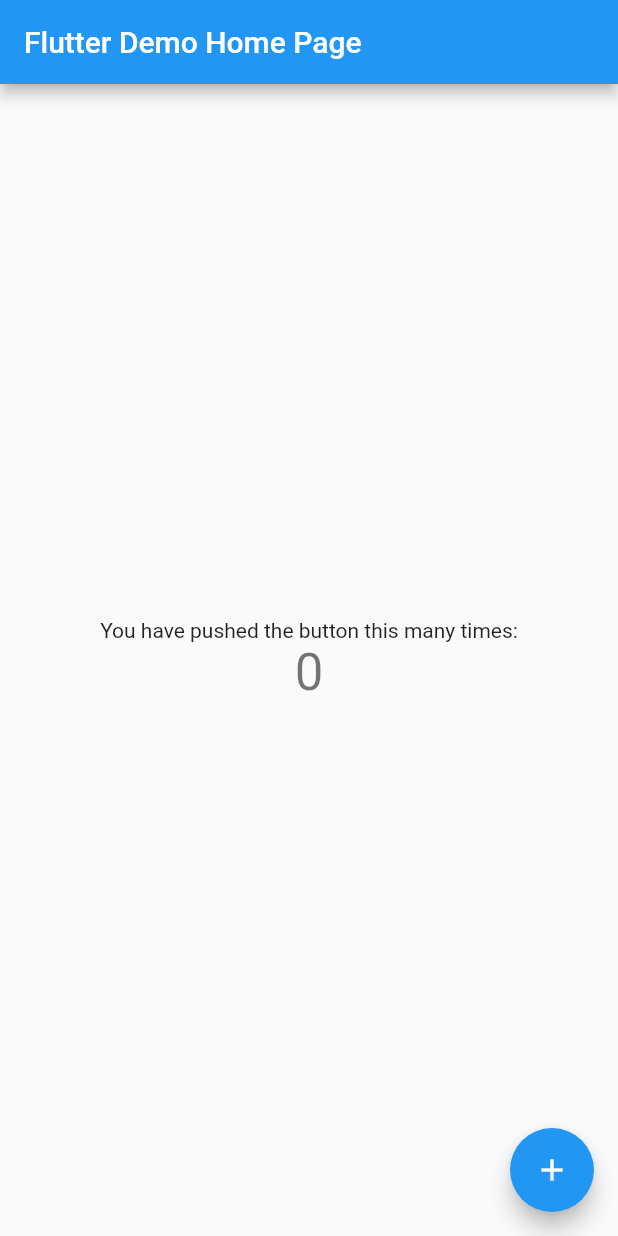
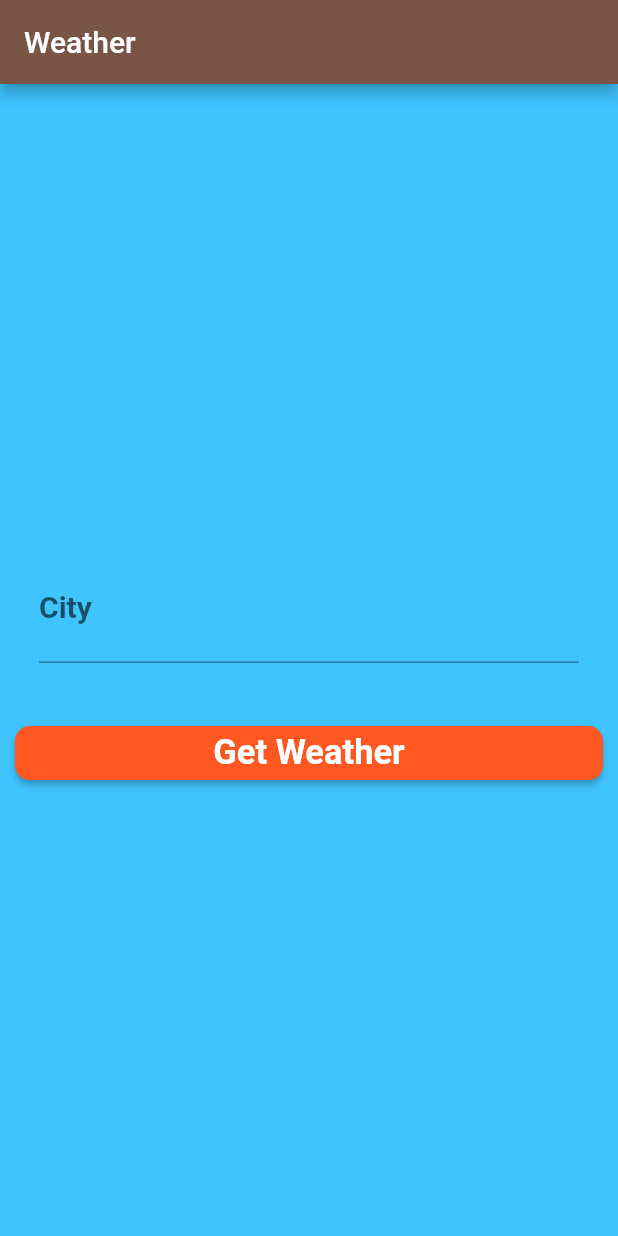
Before and after one commit to shifa99/Flutter-Apps, a Flutter app: the screen it shows after launch, on a phone screen of 412 x 824 dp. Run offline on Flutter 3.47's test engine with Material 2 defaults, Android fonts, the phone set to English and light mode, and no system bars.

Commit message:
second commit

```diff
--- /dev/null
+++ b/lib/Models/Temperature.dart
@@ -0,0 +1,32 @@
+import 'dart:convert';
+import 'package:flutter/cupertino.dart';
+import 'package:http/http.dart' as http;
+
+class Temperature with ChangeNotifier {
+  Map<String, dynamic> _weatherData = {};
+
+  Future<void> fetchAndSet(String city) async {
+    final url =
+        'http://api.openweathermap.org/data/2.5/weather?q=$city&appid=854a9547d5c7a0b926545ea61f689362&units=metric';
+    try {
+      final response = await http.get(url);
+      final body = json.decode(response.body);
+      _weatherData = {
+        'city': city,
+        'temp': body['main']['temp'],
+        'max_tamp': body['main']['temp_max'],
+        'min': body['main']['temp_min'],
+        'humidity': body['main']['humidity'],
+        'weatherState': body['weather'][0]['id'],
+        'description': body['weather'][0]['description'],
+      };
+      notifyListeners();
+    } catch (error) {
+      throw error;
+    }
+  }
+
+  Map<String, dynamic> get weatherData {
+    return {..._weatherData};
+  }
+}
--- /dev/null
+++ b/lib/Screens/City.dart
@@ -0,0 +1,128 @@
+import 'package:flutter/material.dart';
+import 'package:provider/provider.dart';
+import 'package:weather_app/Models/Temperature.dart';
+import 'package:weather_app/Screens/DetailsWeather.dart';
+
+class City extends StatefulWidget {
+  @override
+  _CityState createState() => _CityState();
+}
+
+class _CityState extends State<City> {
+  final _form = GlobalKey<FormState>();
+  final _controller = TextEditingController();
+  bool _isLoaded = false;
+  void save() {
+    if (_form.currentState.validate()) return;
+    _form.currentState.save();
+  }
+
+  @override
+  Widget build(BuildContext context) {
+    final data = Provider.of<Temperature>(context, listen: false);
+    return Scaffold(
+      backgroundColor: Colors.lightBlueAccent,
+      appBar: AppBar(
+        backgroundColor: Colors.brown,
+        title: Text('Weather'),
+      ),
+      body: Center(
+        child: Container(
+          padding: EdgeInsets.all(10),
+          child: Form(
+              key: _form,
+              child: Column(
+                mainAxisAlignment: MainAxisAlignment.center,
+                crossAxisAlignment: CrossAxisAlignment.stretch,
+                children: [
+                  Container(
+                    padding: EdgeInsets.all(16),
+                    child: TextFormField(
+                      controller: _controller,
+                      keyboardType: TextInputType.text,
+                      style: TextStyle(
+                          fontSize: 22.5,
+                          fontWeight: FontWeight.w400,
+                          color: Colors.black),
+                      decoration: InputDecoration(
+                          prefix: Padding(
+                            padding: const EdgeInsets.only(right: 10),
+                            child: Icon(Icons.gps_fixed),
+                          ),
+                          labelText: 'City',
+                          hintText: 'Enter City Here',
+                          labelStyle: TextStyle(
+                              fontWeight: FontWeight.bold, fontSize: 20),
+                          hintStyle: TextStyle(
+                              fontWeight: FontWeight.w400, fontSize: 22.5)),
+                      validator: (cityName) {
+                        if (cityName.isEmpty) return 'Please Enter City Name';
+                        return null;
+                      },
+                    ),
+                  ),
+                  SizedBox(
+                    height: 20,
+                  ),
+                  RaisedButton(
+                    onPressed: () async {
+                      save();
+                      setState(() {
+                        _isLoaded = true;
+                      });
+                      try {
+                        await data.fetchAndSet(_controller.text);
+                      } catch (error) {
+                        return showDialog(
+                            context: context,
+                            builder: (ctx) {
+                              return AlertDialog(
+                                title: Text('Some Errors!!'),
+                                content: Text(
+                                  'Please Enter City Name Correctly',
+                                ),
+                                actions: [
+                                  FlatButton(
+                                      onPressed: () {
+                                        Navigator.of(ctx).pop();
+                                        setState(() {
+                                          _isLoaded = false;
+                                        });
+                                      },
+                                      child: Text('Okey')),
+                                ],
+                              );
+                            });
+                      }
+                      setState(() {
+                        _isLoaded = false;
+                      });
+                      _controller.clear();
+                      Navigator.of(context).pushNamed(
+                        DetailsWeather.routeName,
+                      );
+                    },
+                    child: _isLoaded
+                        ? Center(
+                            child: CircularProgressIndicator(
+                              backgroundColor: Colors.red,
+                            ),
+                          )
+                        : Text(
+                            'Get Weather',
+                            style: TextStyle(
+                                color: Colors.white,
+                                fontSize: 23,
+                                fontWeight: FontWeight.bold),
+                          ),
+                    color: Colors.deepOrange,
+                    shape: RoundedRectangleBorder(
+                        borderRadius: BorderRadius.circular(10)),
+                  ),
+                ],
+              )),
+        ),
+      ),
+    );
+  }
+}
--- a/lib/main.dart
+++ b/lib/main.dart
@@ -1,4 +1,8 @@
 import 'package:flutter/material.dart';
+import 'package:weather_app/Models/Temperature.dart';
+import 'package:weather_app/Screens/City.dart';
+import 'package:provider/provider.dart';
+import 'package:weather_app/Screens/DetailsWeather.dart';
 
 void main() {
   runApp(MyApp());
@@ -8,110 +12,14 @@ class MyApp extends StatelessWidget {
   // This widget is the root of your application.
   @override
   Widget build(BuildContext context) {
-    return MaterialApp(
-      title: 'Flutter Demo',
-      theme: ThemeData(
-        // This is the theme of your application.
-        //
-        // Try running your application with "flutter run". You'll see the
-        // application has a blue toolbar. Then, without quitting the app, try
-        // changing the primarySwatch below to Colors.green and then invoke
-        // "hot reload" (press "r" in the console where you ran "flutter run",
-        // or simply save your changes to "hot reload" in a Flutter IDE).
-        // Notice that the counter didn't reset back to zero; the application
-        // is not restarted.
-        primarySwatch: Colors.blue,
-        // This makes the visual density adapt to the platform that you run
-        // the app on. For desktop platforms, the controls will be smaller and
-        // closer together (more dense) than on mobile platforms.
-        visualDensity: VisualDensity.adaptivePlatformDensity,
+    return ChangeNotifierProvider<Temperature>(
+      create: (context) => Temperature(),
+      child: MaterialApp(
+        routes: {
+          DetailsWeather.routeName: (context) => DetailsWeather(),
+        },
+        home: City(),
       ),
-      home: MyHomePage(title: 'Flutter Demo Home Page'),
     );
   }
 }
-
-class MyHomePage extends StatefulWidget {
-  MyHomePage({Key key, this.title}) : super(key: key);
-
-  // This widget is the home page of your application. It is stateful, meaning
-  // that it has a State object (defined below) that contains fields that affect
-  // how it looks.
-
-  // This class is the configuration for the state. It holds the values (in this
-  // case the title) provided by the parent (in this case the App widget) and
-  // used by the build method of the State. Fields in a Widget subclass are
-  // always marked "final".
-
-  final String title;
-
-  @override
-  _MyHomePageState createState() => _MyHomePageState();
-}
-
-class _MyHomePageState extends State<MyHomePage> {
-  int _counter = 0;
-
-  void _incrementCounter() {
-    setState(() {
-      // This call to setState tells the Flutter framework that something has
-      // changed in this State, which causes it to rerun the build method below
-      // so that the display can reflect the updated values. If we changed
-      // _counter without calling setState(), then the build method would not be
-      // called again, and so nothing would appear to happen.
-      _counter++;
-    });
-  }
-
-  @override
-  Widget build(BuildContext context) {
-    // This method is rerun every time setState is called, for instance as done
-    // by the _incrementCounter method above.
-    //
-    // The Flutter framework has been optimized to make rerunning build methods
-    // fast, so that you can just rebuild anything that needs updating rather
-    // than having to individually change instances of widgets.
-    return Scaffold(
-      appBar: AppBar(
-        // Here we take the value from the MyHomePage object that was created by
-        // the App.build method, and use it to set our appbar title.
-        title: Text(widget.title),
-      ),
-      body: Center(
-        // Center is a layout widget. It takes a single child and positions it
-        // in the middle of the parent.
-        child: Column(
-          // Column is also a layout widget. It takes a list of children and
-          // arranges them vertically. By default, it sizes itself to fit its
-          // children horizontally, and tries to be as tall as its parent.
-          //
-          // Invoke "debug painting" (press "p" in the console, choose the
-          // "Toggle Debug Paint" action from the Flutter Inspector in Android
-          // Studio, or the "Toggle Debug Paint" command in Visual Studio Code)
-          // to see the wireframe for each widget.
-          //
-          // Column has various properties to control how it sizes itself and
-          // how it positions its children. Here we use mainAxisAlignment to
-          // center the children vertically; the main axis here is the vertical
-          // axis because Columns are vertical (the cross axis would be
-          // horizontal).
-          mainAxisAlignment: MainAxisAlignment.center,
-          children: <Widget>[
-            Text(
-              'You have pushed the button this many times:',
-            ),
-            Text(
-              '$_counter',
-              style: Theme.of(context).textTheme.headline4,
-            ),
-          ],
-        ),
-      ),
-      floatingActionButton: FloatingActionButton(
-        onPressed: _incrementCounter,
-        tooltip: 'Increment',
-        child: Icon(Icons.add),
-      ), // This trailing comma makes auto-formatting nicer for build methods.
-    );
-  }
-}
```
Also changed, not shown: lib/Models/Service.dart (added, +23 -0 lines), lib/Screens/DetailsWeather.dart (added, +56 -0 lines), pubspec.yaml (+6 -15 lines), images/cloud.png (added), images/drizzle.png (added), images/fog.png (added), images/heavy_rain.png (added), images/rain.png (added), images/snow.png (added), images/sun.png (added), pubspec.lock, 1 other file.
